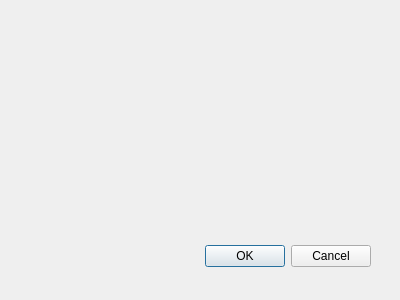
The window that qosm_dialog_base.ui (paleolimbot/qosm) describes before a commit, drawn with Qt 5.
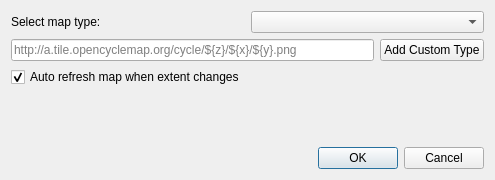
The same window after the commit.

Commit message: layer properties dialog, more settings, flexible layer refresh options

Patch:
```diff
--- a/qosm_dialog_base.ui
+++ b/qosm_dialog_base.ui
@@ -1,33 +1,104 @@
 <ui version="4.0" >
  <class>qosmDialogBase</class>
- <widget class="QDialog" name="qosmDialogBase" >
-  <property name="geometry" >
+ <widget class="QDialog" name="qosmDialogBase">
+  <property name="geometry">
    <rect>
     <x>0</x>
     <y>0</y>
-    <width>400</width>
-    <height>300</height>
+    <width>495</width>
+    <height>180</height>
    </rect>
   </property>
   <property name="windowTitle" >
    <string>qosm</string>
   </property>
-  <widget class="QDialogButtonBox" name="button_box" >
-   <property name="geometry" >
-    <rect>
-     <x>30</x>
-     <y>240</y>
-     <width>341</width>
-     <height>32</height>
-    </rect>
-   </property>
-   <property name="orientation" >
-    <enum>Qt::Horizontal</enum>
-   </property>
-   <property name="standardButtons" >
-    <set>QDialogButtonBox::Cancel|QDialogButtonBox::Ok</set>
-   </property>
-  </widget>
+  <property name="modal">
+   <bool>true</bool>
+  </property>
+  <layout class="QVBoxLayout" name="verticalLayout">
+   <item>
+    <layout class="QHBoxLayout" name="horizontalLayout">
+     <item>
+      <widget class="QLabel" name="label">
+       <property name="text">
+        <string>Select map type:</string>
+       </property>
+      </widget>
+     </item>
+     <item>
+      <widget class="QComboBox" name="maptypeSpinner"/>
+     </item>
+    </layout>
+   </item>
+   <item>
+    <layout class="QHBoxLayout" name="horizontalLayout_2">
+     <item>
+      <widget class="QLineEdit" name="customUrl">
+       <property name="placeholderText">
+        <string>http://a.tile.opencyclemap.org/cycle/${z}/${x}/${y}.png</string>
+       </property>
+      </widget>
+     </item>
+     <item>
+      <widget class="QPushButton" name="addCustomType">
+       <property name="text">
+        <string>Add Custom Type</string>
+       </property>
+      </widget>
+     </item>
+    </layout>
+   </item>
+   <item>
+    <layout class="QHBoxLayout" name="horizontalLayout_3">
+     <item>
+      <widget class="QCheckBox" name="autorefresh">
+       <property name="text">
+        <string>Auto refresh map when extent changes</string>
+       </property>
+       <property name="checked">
+        <bool>true</bool>
+       </property>
+      </widget>
+     </item>
+     <item>
+      <spacer name="horizontalSpacer">
+       <property name="orientation">
+        <enum>Qt::Horizontal</enum>
+       </property>
+       <property name="sizeHint" stdset="0">
+        <size>
+         <width>40</width>
+         <height>20</height>
+        </size>
+       </property>
+      </spacer>
+     </item>
+    </layout>
+   </item>
+   <item>
+    <spacer name="verticalSpacer">
+     <property name="orientation">
+      <enum>Qt::Vertical</enum>
+     </property>
+     <property name="sizeHint" stdset="0">
+      <size>
+       <width>20</width>
+       <height>1</height>
+      </size>
+     </property>
+    </spacer>
+   </item>
+   <item>
+    <widget class="QDialogButtonBox" name="button_box">
+     <property name="orientation">
+      <enum>Qt::Horizontal</enum>
+     </property>
+     <property name="standardButtons">
+      <set>QDialogButtonBox::Cancel|QDialogButtonBox::Ok</set>
+     </property>
+    </widget>
+   </item>
+  </layout>
  </widget>
  <resources/>
  <connections>
```
Left out of the diff: 31 changed lines with no effect on the pictures. The commit also changes 7 other files.
